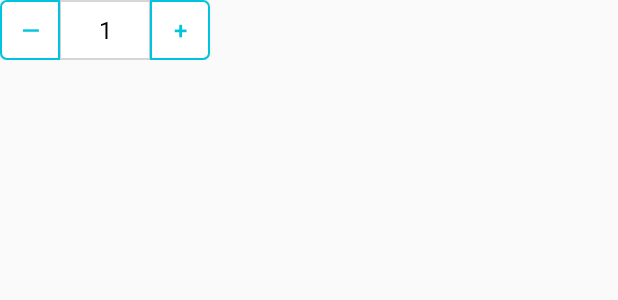
After one commit to pradeep2424/MusicalChords, an Android app: the layout layout_custom_number_picker.xml on its own in the app's theme, with its tools: preview values and no code run, on a phone screen of 412 x 824 dp. The commit adds this screen. Shown: the top 300 px of the screen. Run offline under Robolectric (Android 15) with nearby library versions, the phone set to English and light mode, and no system bars; Roboto replaces fonts that are not available here.

Commit message:
added new changes

```diff
--- a/app/build.gradle
+++ b/app/build.gradle
@@ -59,6 +59,10 @@ dependencies {
     implementation 'de.hdodenhof:circleimageview:3.1.0'
     implementation 'com.pierfrancescosoffritti.androidyoutubeplayer:core:10.0.5'
     implementation 'com.github.GrenderG:Toasty:1.5.0'
+    implementation 'com.github.marcoscgdev:DialogSheet:2.1.2'
+    implementation 'com.github.travijuu:numberpicker:1.0.7'
+
+
 //    implementation "com.github.skydoves:powermenu:2.1.9"
 
 }
--- /dev/null
+++ b/app/src/main/res/drawable/bg_number_picker_center_border_gray.xml
@@ -0,0 +1,17 @@
+<?xml version="1.0" encoding="utf-8"?>
+<layer-list xmlns:android="http://schemas.android.com/apk/res/android">
+    <item>
+        <shape android:shape="rectangle">
+            <solid android:color="@android:color/white" />
+        </shape>
+    </item>
+    <item android:bottom="0.5dp" android:left="-1dp"
+        android:right="-1dp">
+        <shape android:shape="rectangle">
+            <stroke
+                android:width="1dp"
+                android:color="@color/colorLightGray" />
+            <solid android:color="@android:color/white" />
+        </shape>
+    </item>
+</layer-list>
--- /dev/null
+++ b/app/src/main/res/drawable/bg_number_picker_left_border_blue.xml
@@ -0,0 +1,12 @@
+<?xml version="1.0" encoding="utf-8"?>
+<shape xmlns:android="http://schemas.android.com/apk/res/android"
+    android:shape="rectangle">
+
+    <solid android:color="@android:color/white" />
+    <stroke
+        android:width="1dp"
+        android:color="@color/blue_light_shade" />
+    <corners
+        android:bottomLeftRadius="4dp"
+        android:topLeftRadius="4dp" />
+</shape>
--- /dev/null
+++ b/app/src/main/res/drawable/bg_number_picker_right_border_blue.xml
@@ -0,0 +1,12 @@
+<?xml version="1.0" encoding="utf-8"?>
+<shape xmlns:android="http://schemas.android.com/apk/res/android"
+    android:shape="rectangle">
+
+    <solid android:color="@android:color/white" />
+    <stroke
+        android:width="1dp"
+        android:color="@color/blue_light_shade" />
+    <corners
+        android:bottomRightRadius="4dp"
+        android:topRightRadius="4dp" />
+</shape>
--- /dev/null
+++ b/app/src/main/res/layout/layout_custom_number_picker.xml
@@ -0,0 +1,39 @@
+<LinearLayout xmlns:android="http://schemas.android.com/apk/res/android"
+    android:layout_width="150dp"
+    android:layout_height="40dp"
+    android:orientation="horizontal">
+
+    <Button
+        android:id="@+id/decrement"
+        android:layout_width="40dp"
+        android:layout_height="match_parent"
+        android:background="@drawable/bg_number_picker_left_border_blue"
+        android:padding="0dp"
+        android:text="—"
+        android:textColor="@color/blue_light_shade"
+        android:textSize="16sp" />
+
+    <EditText
+        android:id="@+id/display"
+        android:layout_width="60dp"
+        android:layout_height="match_parent"
+        android:background="@drawable/bg_number_picker_center_border_gray"
+        android:focusable="false"
+        android:cursorVisible="false"
+        android:gravity="center"
+        android:imeOptions="actionDone"
+        android:inputType="number|textCapWords|textCapSentences"
+        android:text="1"
+        android:textColor="@android:color/black"
+        android:textSize="16sp" />
+
+    <Button
+        android:id="@+id/increment"
+        android:layout_width="40dp"
+        android:layout_height="match_parent"
+        android:background="@drawable/bg_number_picker_right_border_blue"
+        android:padding="0dp"
+        android:text="+"
+        android:textColor="@color/blue_light_shade"
+        android:textSize="16sp" />
+</LinearLayout>
--- a/app/src/main/res/menu/menu_song_details.xml
+++ b/app/src/main/res/menu/menu_song_details.xml
@@ -3,10 +3,10 @@
     tools:context="com.sogo.sogosurvey.main.MainActivity">
 
     <item
-        android:id="@+id/menu_fullscreen"
+        android:id="@+id/menu_fullscreen_lyrics"
         android:icon="@drawable/ic_fullscreen"
         android:orderInCategory="100"
-        android:title="@string/action_fullscreen" />
+        android:title="@string/action_fullscreen_lyrics" />
 
     <item
         android:id="@+id/menu_text_size"
--- a/app/src/main/res/values/colors.xml
+++ b/app/src/main/res/values/colors.xml
@@ -9,6 +9,7 @@
     <color name="scheme_dark_background">@android:color/background_dark</color>
     <color name="scheme_dark_bubble">#FF333333</color>
     <color name="scheme_dark_link">#0099dd</color>
+    <color name="blue_light_shade">#00c3dd</color>
 
     <color name="scheme_light_foreground">@android:color/primary_text_light_nodisable</color>
     <color name="scheme_light_background">@android:color/background_light</color>
```
Also changed, not shown: app/src/main/java/com/music/chords/activity/SongDetailsActivity.java (+117 -16 lines), app/src/main/java/com/music/chords/helper/FullScreenHelper.java (added, +66 -0 lines), app/src/main/res/layout/activity_product_details.xml (+35 -25 lines), app/src/main/res/layout/layout_number_picker_text_size.xml (added, +91 -0 lines), app/src/main/res/layout/layout_number_picker_transpose.xml (added, +92 -0 lines), app/src/main/res/values/strings.xml (+7 -1 lines).
